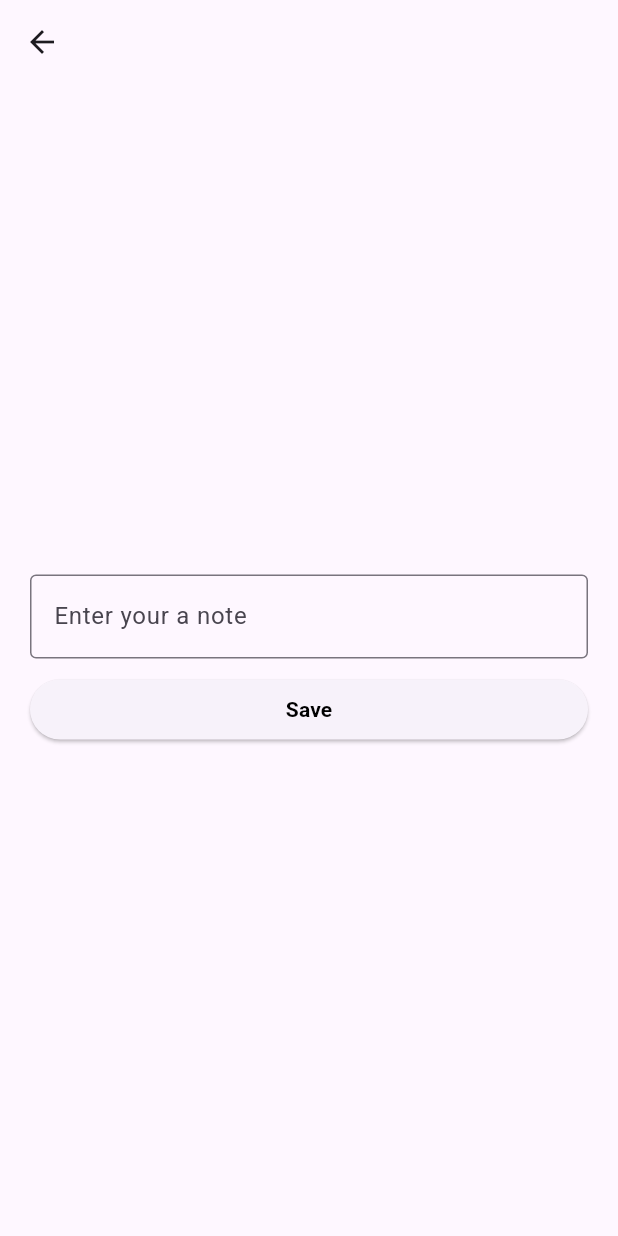
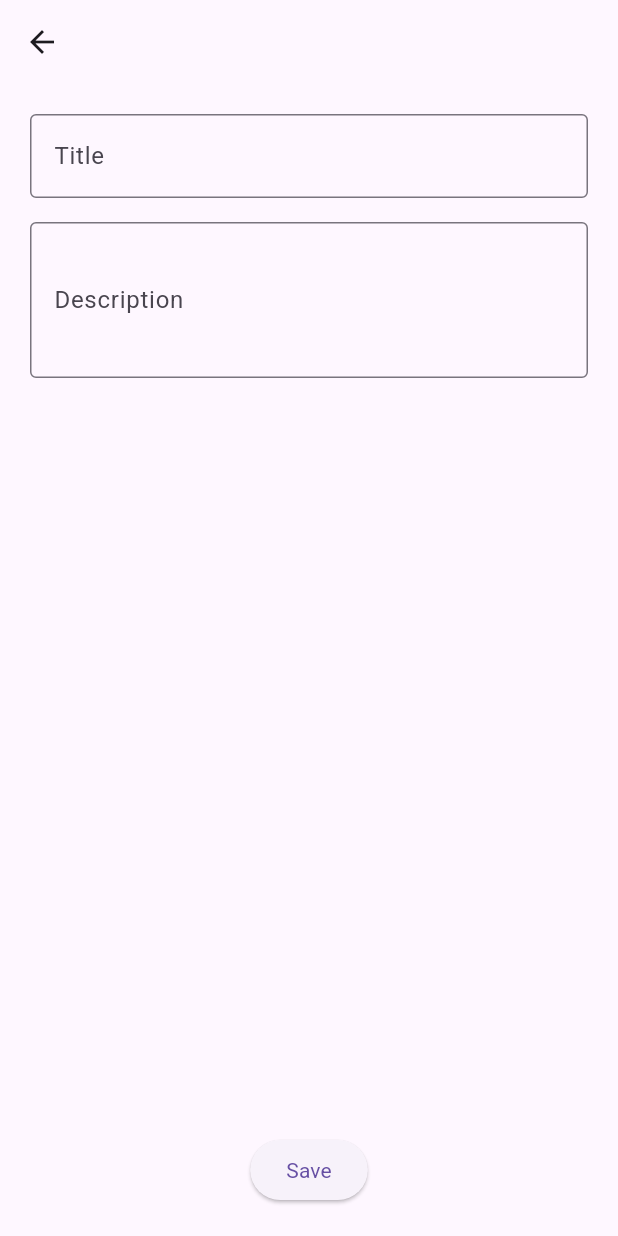
Before and after one commit to AlexeyVoloshin/flutter_simple_note, a Flutter app: the screen it shows after launch, after a tap on the "add" icon, on a phone screen of 412 x 824 dp. Run offline on Flutter 3.47's test engine with Material 3 defaults, Android fonts, the phone set to English and light mode, and no system bars; our stand-ins replace hive, hive_flutter; accounts and stored records are empty.

Commit message:
Implemented search notes

```diff
--- a/lib/main.dart
+++ b/lib/main.dart
@@ -1,15 +1,19 @@
 import 'package:flutter/material.dart';
+import 'package:hello_flutter/models/note.dart';
+import 'package:hello_flutter/screens/home_screen.dart';
 import 'package:hive_flutter/hive_flutter.dart';
-import 'screens/home_screen.dart';
 
 Future<void> main() async {
   WidgetsFlutterBinding.ensureInitialized();
-  await Hive.initFlutter(); // init Hive
-  await Hive.openBox<String>('notes'); // Open box for notes
 
-  runApp(MaterialApp(
-    theme: ThemeData(
-      fontFamily: 'Roboto',
+  await Hive.initFlutter();
+  Hive.registerAdapter(NoteAdapter());
+  await Hive.openBox<Note>('notes');
+
+  runApp(
+    MaterialApp(
+      theme: ThemeData(fontFamily: 'Roboto'),
+      home: HomeScreen(),
     ),
-    home: HomeScreen()));
+  );
 }
--- /dev/null
+++ b/lib/models/note.dart
@@ -0,0 +1,33 @@
+import 'package:flutter/material.dart';
+import 'package:hive/hive.dart';
+
+part 'note.g.dart';
+
+enum ColorNote {
+  lavender(color: Color(0xFFD9E8FC), title: 'Lavender'),
+  khaki(color: Color(0xFFFDE99D), title: 'Khaki'),
+  mistyRose(color: Color(0xFFFFD8F4), title: 'Misty rose'),
+  antiqueWhite(color: Color(0xFFFFEADD), title: 'Antique white'),
+  paleTurquoise(color: Color(0xFFB0E9CA), title: 'Pale turquoise');
+
+  const ColorNote({ required this.color, required this.title });
+
+  final Color? color;
+  final String title;
+
+}
+
+@HiveType(typeId: 0)
+class Note extends HiveObject {
+  @HiveField(1)
+  String title;
+
+  @HiveField(2)
+  String description;
+
+  @HiveField(3)
+  ColorNote? color;
+
+  Note({required this.title, required this.description, this.color});
+
+}
--- a/lib/screens/editor_screen.dart
+++ b/lib/screens/editor_screen.dart
@@ -1,68 +1,58 @@
 import 'package:flutter/material.dart';
+import 'package:hello_flutter/models/note.dart';
+import 'package:hello_flutter/widgets/note_form.dart';
 
 class EditorScreen extends StatefulWidget {
-  final String note;
-  const EditorScreen({super.key, required this.note});
+  final Note? note;
+  final Function(String title, String description) onSave;
+
+  const EditorScreen({super.key,  required this.note, required this.onSave});
 
   @override
   EditorScreenState createState() => EditorScreenState();
 }
 
 class EditorScreenState extends State<EditorScreen> {
-  late TextEditingController _controller;
+  final _formKey = GlobalKey<FormState>();
+  var _titleController = TextEditingController();
+  var _descriptionController = TextEditingController();
 
   @override
   void initState() {
     super.initState();
-    _controller = TextEditingController(text: widget.note);
+    _titleController = TextEditingController(text: widget.note?.title ?? '');
+    _descriptionController = TextEditingController(text: widget.note?.description ?? '');
   }
 
   @override
   void dispose() {
-    _controller.dispose();
+    _titleController.dispose();
+    _descriptionController.dispose();
     super.dispose();
+  }
+
+  void _submitForm() {
+    if (_formKey.currentState!.validate()) {
+      widget.onSave(
+        _titleController.text.trim(),
+        _descriptionController.text.trim(),
+      );
+      Navigator.pop(context);
+    }
   }
 
   @override
   Widget build(BuildContext context) {
     return Scaffold(
       appBar: AppBar(),
-      body: Container(
+      body: Padding(
         padding: const EdgeInsets.all(20),
-        child: Center(
-          child: Column(
-            mainAxisSize: MainAxisSize.min,
-            children: [
-              TextField(
-                decoration: InputDecoration(
-                  border: OutlineInputBorder(),
-                  hintText: 'Enter your a note',
-                ),
-                controller: _controller,
-                onSubmitted: (value) => _saveNote(value),
-              ),
-              SizedBox(height: 10),
-              SizedBox(
-                width: double.infinity,
-                child: ElevatedButton(
-                  onPressed: () => _saveNote(_controller.text),
-                  child: Text(
-                    style: TextStyle(
-                      color: Colors.black,
-                      fontWeight: FontWeight.bold,
-                    ),
-                    'Save',
-                  ),
-                ),
-              ),
-            ],
-          ),
-        ),
+        child: NoteForm(
+          formKey: _formKey,
+          titleController: _titleController,
+          descriptionController: _descriptionController,
+          submitForm: _submitForm)
       ),
     );
   }
-
-  void _saveNote(value) {
-    Navigator.pop(context, value);
-  }
 }
--- a/lib/screens/home_screen.dart
+++ b/lib/screens/home_screen.dart
@@ -1,8 +1,10 @@
 import 'package:flutter/material.dart';
 import 'package:hello_flutter/screens/detail_screen.dart';
+import '../widgets/search_text_field.dart';
 import 'editor_screen.dart';
-import '../services/note_storage.dart';
+import '../services/note_storage_service.dart';
 import '../widgets/show_modal_bottom_sheet.dart';
+import 'package:hello_flutter/models/note.dart';
 
 class HomeScreen extends StatefulWidget {
   const HomeScreen({super.key});
@@ -12,15 +14,29 @@ class HomeScreen extends StatefulWidget {
 }
 
 class HomeScreenState extends State<HomeScreen> {
-  final storNotes = NoteStorageService.loadNotes();
-  final Map<dynamic, String> notesMap = {};
-  final TextEditingController _controller = TextEditingController();
+  List<Note> allNotesList = [];
+  List<Note> filteredNotesList = [];
+
+  final TextEditingController _searchController = TextEditingController();
 
   @override
   void initState() {
     super.initState();
-    storNotes.forEach((key, value) {
-      notesMap[key] = value;
+
+    allNotesList = NoteStorageService.loadNotes();
+    filteredNotesList = List.from(allNotesList);
+  }
+
+  @override
+  void dispose() {
+    _searchController.dispose();
+    super.dispose();
+  }
+
+  void refreshNotes() {
+    setState(() {
+      allNotesList = NoteStorageService.loadNotes();
+      filteredNotesList = List.from(allNotesList);
     });
   }
 
@@ -44,73 +60,55 @@ class HomeScreenState extends State<HomeScreen> {
           children: [
             Padding(
               padding: EdgeInsets.only(bottom: 18, top: 18),
-              child: TextField(
-                decoration: InputDecoration(
-                  prefixIcon: Icon(Icons.search, color: Color(0xFF7C7C7C)),
-                  hintStyle: TextStyle(color: Color(0xFFABABAB)),
-                  enabledBorder: OutlineInputBorder(
-                    borderRadius: BorderRadius.circular(12),
-                    borderSide: BorderSide(color: Color(0xFFECECEC), width: 1),
-                  ),
-                  focusedBorder: OutlineInputBorder(
-                    borderRadius: BorderRadius.circular(12),
-                    borderSide: BorderSide(color: Colors.blue, width: 1),
-                  ),
-                  hintText: 'Search for notes',
-                ),
-                controller: _controller,
-                onSubmitted: (value) => _searchNotes(value),
+              child: SearchTextField(
+                onChanged: (String value) {
+                  final query = value.trim().toLowerCase();
+                  filterNotes(query);
+                },
+                onSubmitted: (value) {
+                  final query = value.trim().toLowerCase();
+                  if (filteredNotesList.isEmpty || query.isEmpty) refreshNotes();
+                  _searchController.text = '';
+                },
+                controller: _searchController,
               ),
             ),
             Expanded(
-              child: GridView.count(
+              child: filteredNotesList.isEmpty
+                  ? Center(child: Text('Notes is empty'))
+                  : GridView.count(
                       crossAxisCount: 2,
-                children: List.generate(notesMap.length, (index) {
-                  final key = notesMap.keys.elementAt(index);
-                  final note = notesMap[key]!;
-                  return Card(
+                      children: List.generate(filteredNotesList.length, (
+                        index,
+                      ) {
+                        final note = filteredNotesList[index];
+                        return  Card(
                           child: ListTile(
                             tileColor: Colors.grey[000063],
                             title: Text(
+                              note.title,
                               style: TextStyle(
                                 color: Colors.black,
                                 fontWeight: FontWeight.bold,
                                 fontSize: 14,
                               ),
-                        note,
+                            ),
+                            subtitle: Text(
+                              note.description,
+                              maxLines: 10,
+                              overflow: TextOverflow.ellipsis,
+                              style: TextStyle(
+                                color: Colors.black,
+                                fontSize: 12,
+                              ),
                               ),
                             onLongPress: () {
                               showModalBottomSheet(
                                 context: context,
                                 builder: (context) {
                                   return ShowModalBottomSheet(
-                              onDelete: () async {
-                                Navigator.pop(context);
-                                setState(() {
-                                  notesMap.remove(key);
-                                });
-                                await NoteStorageService.deleteNote(key);
-                              },
-                              onEdit: () async {
-                                final editedNote = await Navigator.push(
-                                  context,
-                                  MaterialPageRoute(
-                                    builder: (context) =>
-                                        EditorScreen(note: note),
-                                  ),
-                                );
-
-                                if (editedNote != null &&
-                                    editedNote is String) {
-                                  setState(() {
-                                    notesMap[key] = editedNote.trim();
-                                  });
-                                  await NoteStorageService.updateNote(
-                                    key,
-                                    editedNote.trim(),
-                                  );
-                                }
-                              },
+                                    onDelete: () => _deleteNote(note),
+                                    onEdit: () => _editNote(note),
                                   );
                                 },
                               );
@@ -119,7 +117,8 @@ class HomeScreenState extends State<HomeScreen> {
                               Navigator.push(
                                 context,
                                 MaterialPageRoute(
-                            builder: (context) => DetailScreen(noteDetail: note),
+                                  builder: (context) =>
+                                      DetailScreen(noteDetail: note),
                                 ),
                               );
                             },
@@ -139,27 +138,60 @@ class HomeScreenState extends State<HomeScreen> {
           shape: RoundedRectangleBorder(
             borderRadius: BorderRadius.circular(100),
           ),
-          onPressed: () => _addNewNote(),
+          onPressed: _addNewNote,
           child: Icon(Icons.add, color: Colors.white, size: 38),
         ),
       ),
     );
   }
 
+  Future<void> _deleteNote(Note note) async {
+    await NoteStorageService.deleteNote(note);
+    refreshNotes();
+  }
+
+  Future<void> _editNote(Note note) async {
+    Navigator.push(
+      context,
+      MaterialPageRoute(
+        builder: (context) => EditorScreen(
+          note: note,
+          onSave: (String title, String description) async {
+            await NoteStorageService.updateNote(note, title, description);
+            setState(() {
+              refreshNotes();
+            });
+          },
+        ),
+      ),
+    );
+  }
+
   Future<void> _addNewNote() async {
-    final newNote = await Navigator.push(
+    Navigator.push(
       context,
-      MaterialPageRoute(builder: (context) => EditorScreen(note: '')),
+      MaterialPageRoute(
+        builder: (context) => EditorScreen(
+          note: null,
+          onSave: (String title, String description) {
+            final newNote = Note(title: title, description: description);
+            NoteStorageService.addNote(newNote);
+            setState(() {
+              refreshNotes();
+            });
+          },
+        ),
+      ),
     );
+  }
 
-    if (newNote != null && newNote != '' && newNote is String) {
-      final newKey = await NoteStorageService.addNote(newNote.trim());
-
+  void filterNotes(String value) {
+    final query = value.toLowerCase();
+    final filteredNotes = allNotesList.where(
+      (note) => note.title.toLowerCase().contains(query),
+    );
     setState(() {
-        notesMap[newKey] = newNote.trim();
+      filteredNotesList = List.from(filteredNotes);
     });
   }
 }
-
-  void _searchNotes(String value) {}
-}
--- a/lib/services/note_storage.dart
+++ /dev/null
@@ -1,24 +0,0 @@
-import 'package:hive/hive.dart';
-
-class NoteStorageService {
-  static final Box<String> _box = Hive.box<String>('notes');
-
-  /// Load all the notes to the Map
-  static Map<dynamic, String> loadNotes() {
-    return _box.toMap();
-  }
-
-  /// Add the new note
-  static Future<int> addNote(String note) async {
-    return await _box.add(note);
-  }
-
-  /// Update the current note of the key
-  static Future<void> updateNote(dynamic key, String updatedNote) async {
-    await _box.put(key, updatedNote);
-  }
-  /// Delete the note of the key
-  static Future<void> deleteNote(dynamic key) async {
-    await _box.delete(key);
-  }
-}
--- /dev/null
+++ b/lib/services/note_storage_service.dart
@@ -0,0 +1,28 @@
+import 'package:hello_flutter/models/note.dart';
+import 'package:hive/hive.dart';
+
+class NoteStorageService {
+  static final Box<Note> _box = Hive.box<Note>('notes');
+
+  /// Завантажити всі нотатки
+  static List<Note> loadNotes() {
+    return _box.values.toList();
+  }
+
+  /// Додати нову нотатку
+  static Future<int> addNote(Note note) async {
+    return await _box.add(note);
+  }
+
+  /// Оновити нотатку (через об'єкт)
+  static Future<void> updateNote(Note note, String newTitle, String newDescription) async {
+    note.title = newTitle;
+    note.description = newDescription;
+    await note.save();
+  }
+
+  /// Видалити нотатку (через сам об'єкт)
+  static Future<void> deleteNote(Note note) async {
+    await note.delete();
+  }
+}
--- /dev/null
+++ b/lib/widgets/note_form.dart
@@ -0,0 +1,64 @@
+import 'package:flutter/material.dart';
+
+class NoteForm extends StatelessWidget {
+  final GlobalKey<FormState> formKey;
+
+  final TextEditingController titleController;
+
+  final TextEditingController descriptionController;
+
+  final VoidCallback submitForm;
+
+  const NoteForm({
+    super.key,
+    required this.formKey,
+    required this.titleController,
+    required this.descriptionController,
+    required this.submitForm,
+  });
+
+  @override
+  Widget build(BuildContext context) {
+    return Form(
+      key: formKey,
+      child: Column(
+        children: [
+          TextFormField(
+            controller: titleController,
+            decoration: InputDecoration(
+              labelText: 'Title',
+              border: OutlineInputBorder(),
+            ),
+            validator: (value) {
+              if (value == null || value.trim().isEmpty) {
+                return 'Enter a title';
+              }
+              return null;
+            },
+          ),
+          SizedBox(height: 16),
+          Expanded(
+            child: TextFormField(
+              controller: descriptionController,
+              minLines: 3,
+              maxLines: null,
+              decoration: InputDecoration(
+                labelText: 'Description',
+                border: OutlineInputBorder(),
+              ),
+              validator: (value) {
+                if (value == null || value.trim().isEmpty) {
+                  return 'Enter a description';
+                }
+                return null;
+              },
+            ),
+          ),
+
+          SizedBox(height: 24),
+          ElevatedButton(onPressed: submitForm, child: Text('Save')),
+        ],
+      ),
+    );
+  }
+}
--- /dev/null
+++ b/lib/widgets/search_text_field.dart
@@ -0,0 +1,38 @@
+import 'package:flutter/material.dart';
+
+class SearchTextField extends StatelessWidget {
+  final ValueChanged<String> onChanged;
+  final void Function(String) onSubmitted;
+  final TextEditingController controller;
+
+  const SearchTextField({
+    super.key,
+    required this.onChanged,
+    required this.onSubmitted,
+    required this.controller,
+  });
+
+  @override
+  Widget build(BuildContext context) {
+    return TextField(
+      decoration: InputDecoration(
+        prefixIcon: Icon(Icons.search, color: Color(0xFF7C7C7C)),
+        hintStyle: TextStyle(color: Color(0xFFABABAB)),
+        enabledBorder: OutlineInputBorder(
+          borderRadius: BorderRadius.circular(12),
+          borderSide: BorderSide(color: Color(0xFFECECEC), width: 1),
+        ),
+        focusedBorder: OutlineInputBorder(
+          borderRadius: BorderRadius.circular(12),
+          borderSide: BorderSide(color: Colors.blue, width: 1),
+        ),
+        hintText: 'Search for notes',
+      ),
+      controller: controller,
+      onSubmitted: (value) {
+        onSubmitted(value);
+      },
+      onChanged: (value) => onChanged(value),
+    );
+  }
+}
--- a/lib/widgets/show_modal_bottom_sheet.dart
+++ b/lib/widgets/show_modal_bottom_sheet.dart
@@ -1,6 +1,4 @@
 import 'package:flutter/material.dart';
-
-enum NoteOption { edit, delete }
 
 class ShowModalBottomSheet extends StatelessWidget {
   final VoidCallback onDelete;
--- a/pubspec.yaml
+++ b/pubspec.yaml
@@ -40,7 +40,8 @@ dependencies:
 dev_dependencies:
   flutter_test:
     sdk: flutter
-
+  hive_generator: ^2.0.0
+  build_runner: ^2.0.0
   # The "flutter_lints" package below contains a set of recommended lints to
   # encourage good coding practices. The lint set provided by the package is
   # activated in the `analysis_options.yaml` file located at the root of your
```
Also changed, not shown: lib/screens/detail_screen.dart (+24 -10 lines), lib/models/note.g.dart (added), pubspec.lock. Lines whose indentation alone changed are shown as unchanged.
